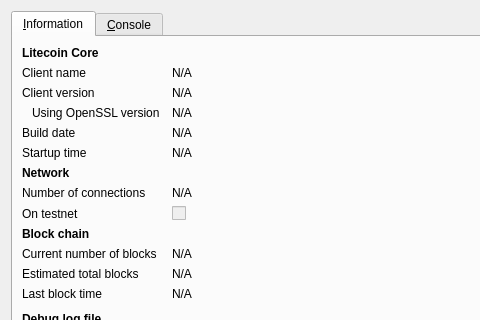
Above: src/qt/forms/rpcconsole.ui from ruipnet/rubcoin before the change; both pictures show x 0 to 480 and y 0 to 320 of the 740 by 450 pixel window. Below: the same form after it.
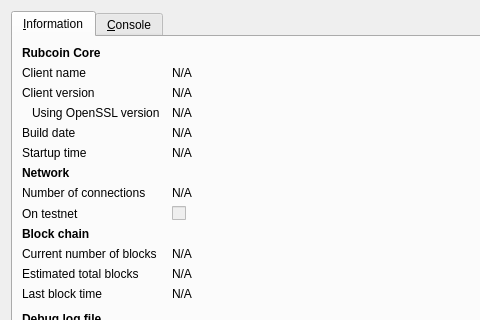
That is the form after the change. Icons and pictures are not drawn.

```diff
--- a/src/qt/forms/rpcconsole.ui
+++ b/src/qt/forms/rpcconsole.ui
@@ -36,7 +36,7 @@
           </font>
          </property>
          <property name="text">
-          <string>Litecoin Core</string>
+          <string>Rubcoin Core</string>
          </property>
         </widget>
        </item>
```
Left out of the diff: 6 changed lines with no effect on the pictures.
